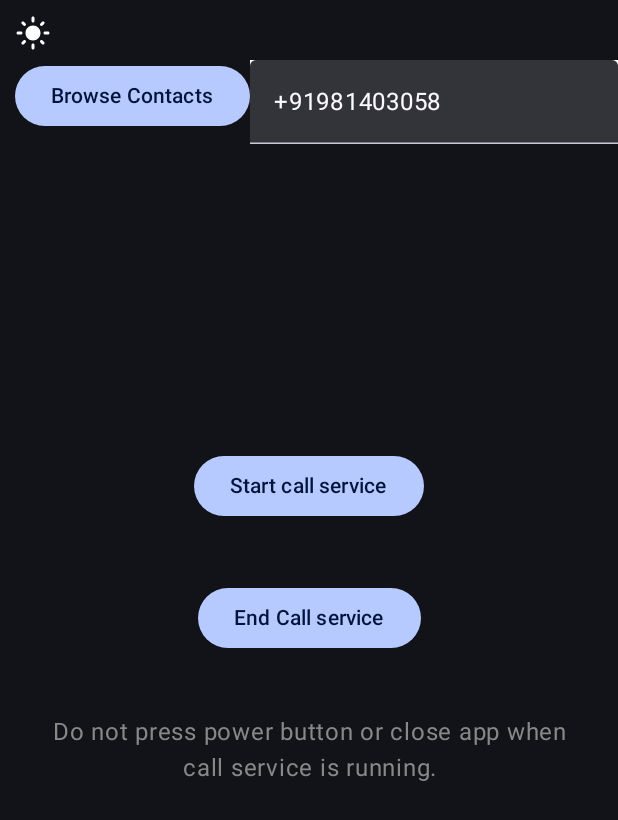
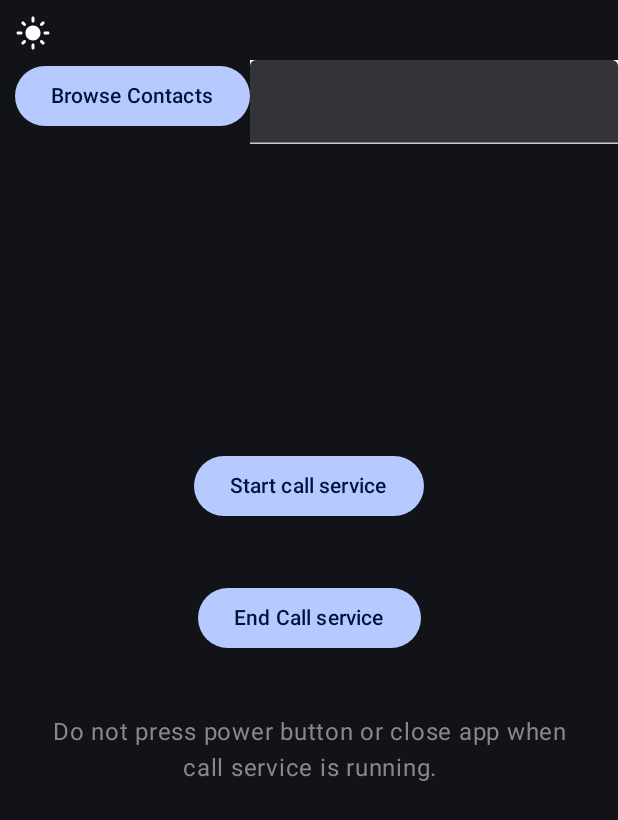
Before and after one commit to piyush921/repeated_calling_app, an Android app built with Jetpack Compose: the screen it shows after launch (MainActivity), after a tap on "Start call service", on a phone screen of 412 x 824 dp. Shown: the top 820 px of the screen. Run offline under Robolectric (Android 15) with nearby library versions, the phone set to English and light mode, and no system bars; 3 other taps on this screen came first.

Commit message:
added contact selection validation

```diff
--- a/app/src/main/java/com/first/project/MainActivity.kt
+++ b/app/src/main/java/com/first/project/MainActivity.kt
@@ -203,11 +203,15 @@ class MainActivity : ComponentActivity() {
     }
 
     private fun startCallService(context: Context) {
-        Toast.makeText(context, "Started calling service...", Toast.LENGTH_SHORT).show()
+        if (viewModel.validatePhone()) {
+            Toast.makeText(context, "Started calling service...", Toast.LENGTH_SHORT).show()
 
-        val serviceIntent = Intent(context, CallService::class.java)
-        serviceIntent.putExtra(Constants.PHONE_NUMBER, viewModel.contact.value)
-        startForegroundService(context, serviceIntent)
+            val serviceIntent = Intent(context, CallService::class.java)
+            serviceIntent.putExtra(Constants.PHONE_NUMBER, viewModel.contact.value)
+            startForegroundService(context, serviceIntent)
+        } else {
+            Toast.makeText(context, "Please select a contact", Toast.LENGTH_SHORT).show()
+        }
     }
 
     private fun stopCallService(context: Context) {
--- a/app/src/main/java/com/first/project/MainViewModel.kt
+++ b/app/src/main/java/com/first/project/MainViewModel.kt
@@ -10,16 +10,20 @@ import com.first.project.model.Contact
 import kotlinx.coroutines.flow.Flow
 import kotlinx.coroutines.flow.catch
 
-class MainViewModel(private val contactsFactory: ContactsFactory): ViewModel() {
+class MainViewModel(private val contactsFactory: ContactsFactory) : ViewModel() {
 
     val themeState: MutableState<Boolean> = mutableStateOf(false)
-    val contact: MutableState<Contact> = mutableStateOf(Contact("0", "home", "+91981403058"))
+    val contact: MutableState<Contact> = mutableStateOf(Contact("", "", ""))
     val contactsProgress: MutableState<Boolean> = mutableStateOf(true)
 
     val contactsFlow: Flow<List<Contact>> = contactsFactory.getContacts()
         .catch { exception ->
             Log.d("error", "${exception.message}")
         }
+
+    fun validatePhone(): Boolean {
+        return contact.value.id?.isEmpty() != true
+    }
 
 }
 
```
